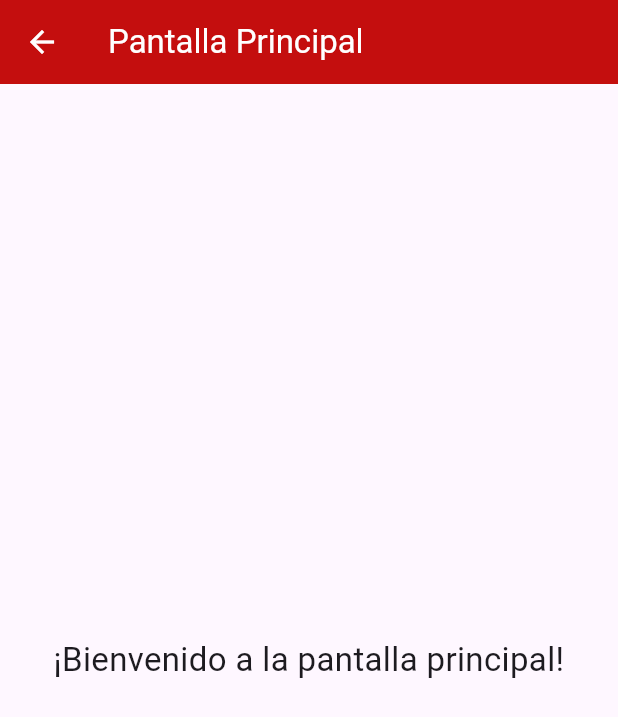
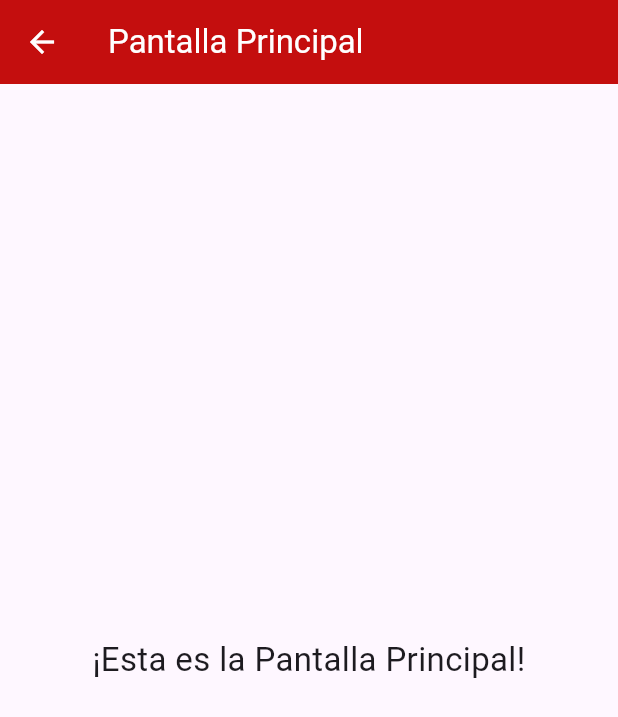
Before and after one commit to Fernando-Puc/GeoCam, a Flutter app: the HomeScreen screen opened directly, on a phone screen of 412 x 824 dp. Shown: the top 717 px of the screen. Run offline on Flutter 3.47's test engine with Material 3 defaults, Android fonts, the phone set to English and light mode, and no system bars.

Commit message:
cambios jordi2

```diff
--- a/geo_cam_app/lib/main.dart
+++ b/geo_cam_app/lib/main.dart
@@ -161,7 +161,7 @@ class HomeScreen extends StatelessWidget {
       ),
       body: const Center(
         child: Text(
-          '¡Bienvenido a la pantalla principal!',
+          '¡Esta es la Pantalla Principal!',
           style: TextStyle(fontSize: 22),
           textAlign: TextAlign.center,
         ),
```
